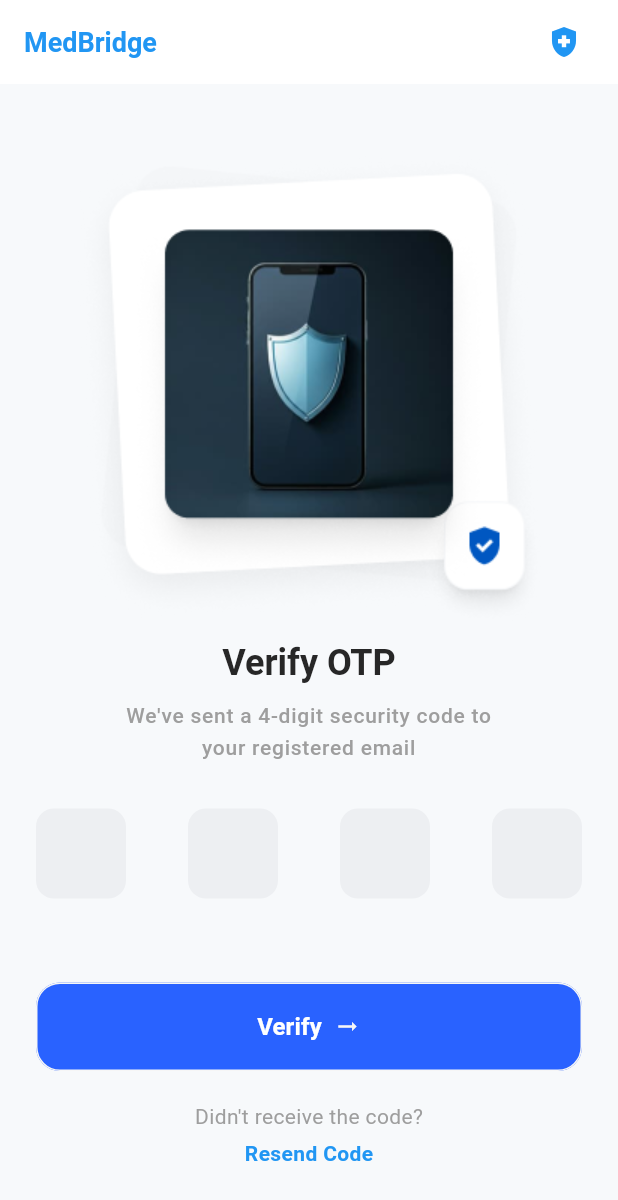
After one commit to emonh001/MedBridgeTelemedicine, a Flutter app: the VerifyOtpScreen screen opened by its route, on a phone screen of 412 x 824 dp. The commit adds this screen. Shown: the top 1200 px of the screen. Run offline on Flutter 3.47's test engine with Material 3 defaults, Android fonts, the light colour scheme and no system bars; drawn by our look-alikes of pin_code_fields; our stand-ins replace carousel_slider, dots_indicator, file_picker, flutter_screenutil, flutter_svg, go_router and 3 more; accounts and stored records are empty.

Commit message:
otp screen aaded

```diff
--- a/lib/app/constants/assets_paths.dart
+++ b/lib/app/constants/assets_paths.dart
@@ -3,6 +3,7 @@ class AssetsPaths {
   static const String _basePath = "assets/images";
 
   static const String medBridgeLogo = "$_basePath/medbridge_logo.svg";
+  static const String verifyOtpLogo = "$_basePath/verify_otp.png";
   static const String splashTopIcon = "$_basePath/splash_top_icon.svg";
   static const String splashBottomIcon = "$_basePath/splash_bottom_icon.svg";
   static const String safeIcon = "$_basePath/safe_icon.svg";
--- a/lib/app/routes/app_router.dart
+++ b/lib/app/routes/app_router.dart
@@ -11,6 +11,7 @@ import 'package:medbridge_telemedicine/features/auth/presentations/screens/sign_
 import 'package:medbridge_telemedicine/features/auth/presentations/screens/sign_up_health_worker_screen.dart';
 import 'package:medbridge_telemedicine/features/auth/presentations/screens/sign_up_patient_screen.dart';
 import 'package:medbridge_telemedicine/features/auth/presentations/screens/splash_screen.dart';
+import 'package:medbridge_telemedicine/features/auth/presentations/screens/verify_otp_screen.dart';
 import 'package:medbridge_telemedicine/features/rural_health_worker/presentation/symptoms/screens/symptoms_screen.dart';
 import 'package:medbridge_telemedicine/features/rural_health_worker/presentation/vital_input/screens/vitals_input_screen.dart';
 import '../../features/rural_health_worker/presentation/new_patient_case/screens/new_patient_case_screen.dart';
@@ -64,6 +65,13 @@ class AppRouter {
         name: RouteNames.login,
         pageBuilder: (context, state) =>
             const MaterialPage(child: LoginScreen()),
+      ),
+
+      GoRoute(
+        path: RouteNames.verifyOtp,
+        name: RouteNames.verifyOtp,
+        pageBuilder: (context, state) =>
+        const MaterialPage(child: VerifyOtpScreen()),
       ),
 
       GoRoute(
--- a/lib/app/routes/route_names.dart
+++ b/lib/app/routes/route_names.dart
@@ -5,6 +5,7 @@ class RouteNames {
   static const String onboard = '/onboard';
   static const String passwordReset = '/password-reset';
   static const String login = '/login';
+  static const String verifyOtp = '/verify-otp';
   static const String new_case = '/new_case';
   static const String symptoms = '/symptoms';
   static const String vital_input = '/vital_input';
--- a/lib/app/routes/route_paths.dart
+++ b/lib/app/routes/route_paths.dart
@@ -4,6 +4,7 @@ class RoutePaths {
   static const String splash = '/';
   static const String onboard = '/onboard';
   static const String passwordReset = '/password-reset';
+  static const String verifyOtp = '/verify-otp';
   static const String login = '/login';
   static const String new_case = '/new_case';
   static const String symptoms = '/symptoms';
--- a/lib/features/auth/presentations/screens/sign_up_doctor_screen.dart
+++ b/lib/features/auth/presentations/screens/sign_up_doctor_screen.dart
@@ -1,5 +1,7 @@
 import 'package:flutter/gestures.dart';
 import 'package:flutter/material.dart';
+import 'package:go_router/go_router.dart';
+import 'package:medbridge_telemedicine/app/routes/route_names.dart';
 
 import '../../data/models/validator.dart';
 import '../widgets/dropdown_menu_widget.dart';
@@ -188,7 +190,7 @@ class _SignUpDoctorScreenState extends State<SignUpDoctorScreen> {
       signUpInProgress = true;
     });
 
-    await Future.delayed(Duration(seconds: 2));
+    context.push(RouteNames.verifyOtp);
 
     setState(() {
       signUpInProgress = false;
--- a/lib/features/auth/presentations/screens/sign_up_health_worker_screen.dart
+++ b/lib/features/auth/presentations/screens/sign_up_health_worker_screen.dart
@@ -1,6 +1,8 @@
 import 'package:flutter/gestures.dart';
 import 'package:flutter/material.dart';
+import 'package:go_router/go_router.dart';
 
+import '../../../../app/routes/route_names.dart';
 import '../../data/models/validator.dart';
 import '../widgets/dropdown_menu_widget.dart';
 import '../widgets/sign-up-textfield.dart';
@@ -198,7 +200,7 @@ class _SignUpHealthWorkerScreenState extends State<SignUpHealthWorkerScreen> {
       signUpInProgress = true;
     });
 
-    await Future.delayed(Duration(seconds: 2));
+    context.push(RouteNames.verifyOtp);
 
     setState(() {
       signUpInProgress = false;
--- a/lib/features/auth/presentations/screens/sign_up_patient_screen.dart
+++ b/lib/features/auth/presentations/screens/sign_up_patient_screen.dart
@@ -1,6 +1,8 @@
 import 'package:flutter/gestures.dart';
 import 'package:flutter/material.dart';
+import 'package:go_router/go_router.dart';
 
+import '../../../../app/routes/route_names.dart';
 import '../../data/models/validator.dart';
 import '../widgets/dropdown_menu_widget.dart';
 import '../widgets/sign-up-textfield.dart';
@@ -183,7 +185,7 @@ class _SignUpPatientScreenState extends State<SignUpPatientScreen> {
       signUpInProgress = true;
     });
 
-    await Future.delayed(Duration(seconds: 2));
+    context.push(RouteNames.verifyOtp);
 
     setState(() {
       signUpInProgress = false;
--- /dev/null
+++ b/lib/features/auth/presentations/screens/verify_otp_screen.dart
@@ -0,0 +1,162 @@
+import 'package:flutter/material.dart';
+import 'package:go_router/go_router.dart';
+import 'package:medbridge_telemedicine/app/constants/assets_paths.dart';
+import 'package:medbridge_telemedicine/app/routes/route_names.dart';
+import 'package:medbridge_telemedicine/features/common/presentations/widgets/primary_action_button.dart';
+import 'package:pin_code_fields/pin_code_fields.dart';
+
+import '../../../common/presentations/widgets/custom_app_bar.dart';
+
+
+class VerifyOtpScreen extends StatefulWidget {
+  const VerifyOtpScreen({super.key,this.email});
+
+  final String? email;
+  static const String name = '/verify-otp';
+
+  @override
+  State<VerifyOtpScreen> createState() => _VerifyOtpScreenState();
+}
+
+class _VerifyOtpScreenState extends State<VerifyOtpScreen> {
+  final TextEditingController _otpTEController = TextEditingController();
+  final GlobalKey<FormState> _formKey = GlobalKey<FormState>();
+
+  @override
+  void dispose() {
+    _otpTEController.dispose();
+    super.dispose();
+  }
+
+  @override
+  Widget build(BuildContext context) {
+    final textTheme = Theme.of(context).textTheme;
+
+    return Scaffold(
+      appBar: CustomAppBar(title: 'MedBridge', icon: Icons.health_and_safety, onPressed: (){}),
+      backgroundColor: const Color(0xFFF7F9FB),
+      body: SafeArea(
+        child: SingleChildScrollView(
+          child: Padding(
+            padding: const EdgeInsets.all(24),
+            child: Form(
+              key: _formKey,
+              child: Column(
+                children: [
+                  const SizedBox(height: 20),
+
+
+                  Center(
+                    child: Image.asset(AssetsPaths.verifyOtpLogo),
+                  ),
+
+                  Text(
+                    'Verify OTP',
+                    style: textTheme.headlineMedium?.copyWith(
+                      fontWeight: FontWeight.bold,
+                    ),
+                  ),
+
+                  const SizedBox(height: 10),
+
+                  Text(
+                    "We've sent a 4-digit security code to \nyour registered${widget.email ?? " email"}",
+                    textAlign: TextAlign.center,
+                    style: textTheme.bodyLarge?.copyWith(
+                      color: Colors.grey,
+                    ),
+                  ),
+
+                  const SizedBox(height: 30),
+
+                  // OTP Field
+                  PinCodeTextField(
+                    length: 4,
+                    controller: _otpTEController,
+                    appContext: context,
+                    keyboardType: TextInputType.number,
+                    animationType: AnimationType.fade,
+                    animationDuration: const Duration(milliseconds: 300),
+
+                    validator: (value) {
+                      if (value == null || value.length < 4) {
+                        return "Enter complete OTP";
+                      }
+                      return null;
+                    },
+
+                    pinTheme: PinTheme(
+                      shape: PinCodeFieldShape.box,
+                      borderRadius: BorderRadius.circular(12),
+                      fieldHeight: 60,
+                      fieldWidth: 60,
+                      activeFillColor: const Color(0xFFEDEFF2),
+                      selectedFillColor: const Color(0xFFEDEFF2),
+                      inactiveFillColor: const Color(0xFFEDEFF2),
+                      activeColor: Colors.transparent,
+                      selectedColor: Colors.blue,
+                      inactiveColor: Colors.transparent,
+                    ),
+
+                    enableActiveFill: true,
+                  ),
+
+                  const SizedBox(height: 40),
+
+                  // 🔹 Verify Button
+                  SizedBox(
+                    width: double.infinity,
+                    child: PrimaryActionButton(text: "Verify", onTap: (){
+                      context.go(RouteNames.login);
+                    }),
+                  ),
+
+                  const SizedBox(height: 20),
+
+                  // Resend
+                  const Text(
+                    "Didn't receive the code?",
+                    style: TextStyle(color: Colors.grey),
+                  ),
+
+                  const SizedBox(height: 5),
+
+                  GestureDetector(
+                    onTap: _onTapResend,
+                    child: const Text(
+                      "Resend Code",
+                      style: TextStyle(
+                        color: Colors.blue,
+                        fontWeight: FontWeight.w600,
+                      ),
+                    ),
+                  ),
+                ],
+              ),
+            ),
+          ),
+        ),
+      ),
+    );
+  }
+
+  void _onTapVerifyButton() {
+    if (_formKey.currentState!.validate()) {
+      _verifyOtp();
+    }
+  }
+
+  Future<void> _verifyOtp() async {
+    String otp = _otpTEController.text;
+
+    ScaffoldMessenger.of(context).showSnackBar(
+      SnackBar(content: Text('Verifying OTP: $otp')),
+    );
+  }
+
+  void _onTapResend() {
+    ScaffoldMessenger.of(context).showSnackBar(
+      const SnackBar(content: Text('OTP Resent')),
+    );
+  }
+}
--- a/pubspec.yaml
+++ b/pubspec.yaml
@@ -21,6 +21,7 @@ dependencies:
   provider: ^6.1.5+1
   image_picker: ^1.2.1
   file_picker: ^8.0.0
+  pin_code_fields: ^8.0.1
 
 
   intl: ^0.20.2
```
Also changed, not shown: assets/images/verify_otp.png (added), pubspec.lock.
